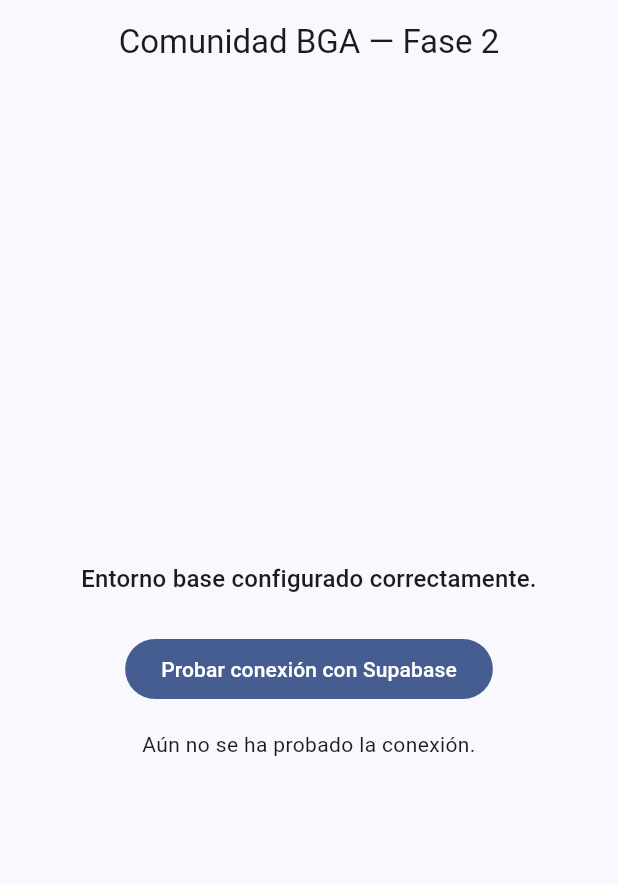
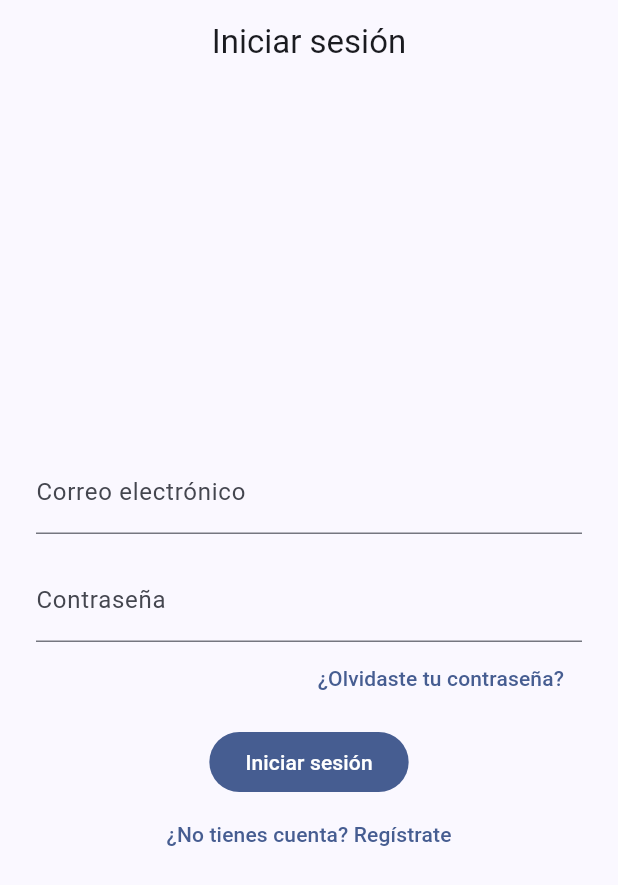
Before and after one commit to JonatahnGonzalezCaballero/proyectoFinal, a Flutter app: the screen it shows after launch, on a phone screen of 412 x 824 dp. Shown: the top 885 px of the screen. Run offline on Flutter 3.47's test engine with Material 3 defaults, Android fonts, the phone set to English and light mode, and no system bars; our stand-ins replace flutter_dotenv, flutter_riverpod, go_router, supabase_flutter; accounts and stored records are empty.

Commit message:
Conexiones con supabase y diseño inicial

```diff
--- a/lib/core/router/app_router.dart
+++ b/lib/core/router/app_router.dart
@@ -1,17 +1,70 @@
+import 'dart:async';
+
+import 'package:flutter/foundation.dart';
+import 'package:flutter_riverpod/flutter_riverpod.dart';
 import 'package:go_router/go_router.dart';
-import 'package:flutter_riverpod/flutter_riverpod.dart';
+
+import '../../features/administration/presentation/admin_page.dart';
+import '../../features/auth/application/auth_providers.dart';
+import '../../features/auth/presentation/forgot_password_page.dart';
+import '../../features/auth/presentation/login_page.dart';
+import '../../features/auth/presentation/register_page.dart';
+import '../../features/auth/presentation/reset_password_page.dart';
 import '../../features/home/presentation/home_page.dart';
+import '../../shared/providers/supabase_provider.dart';
 
-/// Configuración central de rutas
+/// Adapta un Stream a Listenable para que go_router reevalúe redirect()
+/// cada vez que cambia el estado de sesión de Supabase.
+class GoRouterRefreshStream extends ChangeNotifier {
+  GoRouterRefreshStream(Stream<dynamic> stream) {
+    notifyListeners();
+    _subscription = stream.asBroadcastStream().listen((_) => notifyListeners());
+  }
+  late final StreamSubscription<dynamic> _subscription;
+
+  @override
+  void dispose() {
+    _subscription.cancel();
+    super.dispose();
+  }
+}
+
+const _rutasPublicas = {'/', '/login', '/register', '/forgot-password', '/reset-password'};
+
 final routerProvider = Provider<GoRouter>((ref) {
+  final client = ref.watch(supabaseClientProvider);
+
   return GoRouter(
-    initialLocation: '/',
+    initialLocation: '/login',
+    refreshListenable: GoRouterRefreshStream(client.auth.onAuthStateChange),
+    redirect: (context, state) async {
+      final estaAutenticado = client.auth.currentSession != null;
+      final destino = state.matchedLocation;
+      final esRutaPublica = _rutasPublicas.contains(destino);
+
+      if (!estaAutenticado) {
+        return esRutaPublica ? null : '/login';
+      }
+
+      if (destino == '/login' || destino == '/register' || destino == '/') {
+        return '/home';
+      }
+
+      if (destino.startsWith('/admin')) {
+        final perfil = await ref.read(perfilActualProvider.future);
+        if (perfil == null || !perfil.esAdministrador) return '/home';
+      }
+
+      return null;
+    },
     routes: [
-      GoRoute(
-        path: '/',
-        name: 'home',
-        builder: (context, state) => const HomePage(),
-      ),
+      GoRoute(path: '/', builder: (context, state) => const LoginPage()),
+      GoRoute(path: '/login', builder: (context, state) => const LoginPage()),
+      GoRoute(path: '/register', builder: (context, state) => const RegisterPage()),
+      GoRoute(path: '/forgot-password', builder: (context, state) => const ForgotPasswordPage()),
+      GoRoute(path: '/reset-password', builder: (context, state) => const ResetPasswordPage()),
+      GoRoute(path: '/home', builder: (context, state) => const HomePage()),
+      GoRoute(path: '/admin', builder: (context, state) => const AdminPage()),
     ],
   );
 });
--- /dev/null
+++ b/lib/features/auth/data/auth_repository.dart
@@ -0,0 +1,42 @@
+import 'package:supabase_flutter/supabase_flutter.dart';
+
+import '../../../core/config/supabase_config.dart';
+
+class AuthRepository {
+  AuthRepository(this._client);
+  final SupabaseClient _client;
+
+  Stream<AuthState> get authStateChanges => _client.auth.onAuthStateChange;
+  Session? get currentSession => _client.auth.currentSession;
+
+  Future<void> registrar({
+    required String correo,
+    required String password,
+    required String nombreCompleto,
+  }) async {
+    await _client.auth.signUp(
+      email: correo,
+      password: password,
+      data: {'nombre_completo': nombreCompleto},
+    );
+  }
+
+  Future<void> iniciarSesion({required String correo, required String password}) async {
+    await _client.auth.signInWithPassword(email: correo, password: password);
+  }
+
+  Future<void> cerrarSesion() async {
+    await _client.auth.signOut();
+  }
+
+  Future<void> enviarCorreoRecuperacion(String correo) async {
+    await _client.auth.resetPasswordForEmail(
+      correo,
+      redirectTo: SupabaseConfig.passwordResetRedirectUrl,
+    );
+  }
+
+  Future<void> actualizarPassword(String nuevaPassword) async {
+    await _client.auth.updateUser(UserAttributes(password: nuevaPassword));
+  }
+}
--- /dev/null
+++ b/lib/features/auth/presentation/login_page.dart
@@ -0,0 +1,105 @@
+import 'package:flutter/material.dart';
+import 'package:flutter_riverpod/flutter_riverpod.dart';
+import 'package:go_router/go_router.dart';
+
+import '../../../core/errors/error_mapper.dart';
+import '../application/auth_providers.dart';
+
+class LoginPage extends ConsumerStatefulWidget {
+  const LoginPage({super.key});
+
+  @override
+  ConsumerState<LoginPage> createState() => _LoginPageState();
+}
+
+class _LoginPageState extends ConsumerState<LoginPage> {
+  final _formKey = GlobalKey<FormState>();
+  final _correoCtrl = TextEditingController();
+  final _passwordCtrl = TextEditingController();
+  bool _cargando = false;
+  String? _error;
+
+  @override
+  void dispose() {
+    _correoCtrl.dispose();
+    _passwordCtrl.dispose();
+    super.dispose();
+  }
+
+  Future<void> _iniciarSesion() async {
+    if (!_formKey.currentState!.validate()) return;
+    setState(() {
+      _cargando = true;
+      _error = null;
+    });
+    try {
+      await ref.read(authRepositoryProvider).iniciarSesion(
+            correo: _correoCtrl.text.trim(),
+            password: _passwordCtrl.text,
+          );
+      // El redirect del router navega automáticamente al detectar la sesión.
+    } catch (e) {
+      setState(() => _error = mapSupabaseError(e).message);
+    } finally {
+      if (mounted) setState(() => _cargando = false);
+    }
+  }
+
+  @override
+  Widget build(BuildContext context) {
+    return Scaffold(
+      appBar: AppBar(title: const Text('Iniciar sesión')),
+      body: Center(
+        child: ConstrainedBox(
+          constraints: const BoxConstraints(maxWidth: 420),
+          child: Padding(
+            padding: const EdgeInsets.all(24),
+            child: Form(
+              key: _formKey,
+              child: Column(
+                mainAxisSize: MainAxisSize.min,
+                children: [
+                  TextFormField(
+                    controller: _correoCtrl,
+                    keyboardType: TextInputType.emailAddress,
+                    decoration: const InputDecoration(labelText: 'Correo electrónico'),
+                    validator: (v) => (v == null || !v.contains('@')) ? 'Ingresa un correo válido' : null,
+                  ),
+                  const SizedBox(height: 16),
+                  TextFormField(
+                    controller: _passwordCtrl,
+                    obscureText: true,
+                    decoration: const InputDecoration(labelText: 'Contraseña'),
+                    validator: (v) => (v == null || v.length < 6) ? 'Mínimo 6 caracteres' : null,
+                  ),
+                  Align(
+                    alignment: Alignment.centerRight,
+                    child: TextButton(
+                      onPressed: () => context.push('/forgot-password'),
+                      child: const Text('¿Olvidaste tu contraseña?'),
+                    ),
+                  ),
+                  if (_error != null) ...[
+                    const SizedBox(height: 8),
+                    Text(_error!, style: TextStyle(color: Theme.of(context).colorScheme.error)),
+                  ],
+                  const SizedBox(height: 8),
+                  FilledButton(
+                    onPressed: _cargando ? null : _iniciarSesion,
+                    child: _cargando
+                        ? const SizedBox(width: 20, height: 20, child: CircularProgressIndicator(strokeWidth: 2))
+                        : const Text('Iniciar sesión'),
+                  ),
+                  TextButton(
+                    onPressed: () => context.push('/register'),
+                    child: const Text('¿No tienes cuenta? Regístrate'),
+                  ),
+                ],
+              ),
+            ),
+          ),
+        ),
+      ),
+    );
+  }
+}
--- a/lib/features/home/presentation/home_page.dart
+++ b/lib/features/home/presentation/home_page.dart
@@ -1,69 +1,49 @@
 import 'package:flutter/material.dart';
 import 'package:flutter_riverpod/flutter_riverpod.dart';
-import '../../../core/errors/error_mapper.dart';
-import '../../../shared/providers/supabase_provider.dart';
+import 'package:go_router/go_router.dart';
 
-class HomePage extends ConsumerStatefulWidget {
+import '../../auth/application/auth_providers.dart';
+
+class HomePage extends ConsumerWidget {
   const HomePage({super.key});
 
   @override
-  ConsumerState<HomePage> createState() => _HomePageState();
-}
+  Widget build(BuildContext context, WidgetRef ref) {
+    final perfilAsync = ref.watch(perfilActualProvider);
 
-class _HomePageState extends ConsumerState<HomePage> {
-  String _resultado = 'Aún no se ha probado la conexión.';
-  bool _cargando = false;
-
-  Future<void> _probarConexion() async {
-    setState(() => _cargando = true);
-    try {
-      final client = ref.read(supabaseClientProvider);
-      final data = await client.from('roles').select();
-      setState(() => _resultado =
-          'Conexión con Supabase exitosa. Filas visibles sin sesión: '
-          '${data.length} (0 es lo esperado: RLS oculta los datos hasta '
-          'que inicies sesión, eso se prueba en la Fase 3).');
-    } catch (e) {
-      setState(() => _resultado = ' ${mapSupabaseError(e).message}');
-    } finally {
-      setState(() => _cargando = false);
-    }
-  }
-
-  @override
-  Widget build(BuildContext context) {
-    final width = MediaQuery.sizeOf(context).width;
     return Scaffold(
-      appBar: AppBar(title: const Text('Comunidad BGA — Fase 2')),
+      appBar: AppBar(
+        title: const Text('Comunidad'),
+        actions: [
+          IconButton(
+            icon: const Icon(Icons.logout),
+            tooltip: 'Cerrar sesión',
+            onPressed: () => ref.read(authRepositoryProvider).cerrarSesion(),
+          ),
+        ],
+      ),
       body: Center(
-        child: ConstrainedBox(
-          constraints: BoxConstraints(maxWidth: width < 600 ? width * 0.9 : 480),
-          child: Padding(
-            padding: const EdgeInsets.all(24),
-            child: Column(
+        child: perfilAsync.when(
+          loading: () => const CircularProgressIndicator(),
+          error: (error, _) => Text('No se pudo cargar tu perfil: $error'),
+          data: (perfil) {
+            if (perfil == null) return const Text('No hay sesión activa.');
+            return Column(
               mainAxisSize: MainAxisSize.min,
               children: [
-                Text(
-                  'Entorno base configurado correctamente.',
-                  style: Theme.of(context).textTheme.titleMedium,
-                  textAlign: TextAlign.center,
-                ),
-                const SizedBox(height: 24),
-                FilledButton(
-                  onPressed: _cargando ? null : _probarConexion,
-                  child: _cargando
-                      ? const SizedBox(
-                          width: 20,
-                          height: 20,
-                          child: CircularProgressIndicator(strokeWidth: 2),
-                        )
-                      : const Text('Probar conexión con Supabase'),
-                ),
-                const SizedBox(height: 16),
-                Text(_resultado, textAlign: TextAlign.center),
+                Text('Bienvenido, ${perfil.nombreCompleto}', style: Theme.of(context).textTheme.titleLarge),
+                const SizedBox(height: 8),
+                Text('Rol: ${perfil.rolNombre}'),
+                if (perfil.esAdministrador) ...[
+                  const SizedBox(height: 16),
+                  FilledButton(
+                    onPressed: () => context.push('/admin'),
+                    child: const Text('Ir al panel administrativo'),
+                  ),
+                ],
               ],
-            ),
-          ),
+            );
+          },
         ),
       ),
     );
```
Also changed, not shown: lib/core/config/supabase_config.dart (+9 -2 lines), lib/features/administration/presentation/admin_page.dart (added, +15 -0 lines), lib/features/auth/application/auth_providers.dart (added, +31 -0 lines), lib/features/auth/domain/perfil_usuario.dart (added, +28 -0 lines), lib/features/auth/presentation/forgot_password_page.dart (added, +94 -0 lines), lib/features/auth/presentation/register_page.dart (added, +119 -0 lines), lib/features/auth/presentation/reset_password_page.dart (added, +88 -0 lines), 2 other files.
